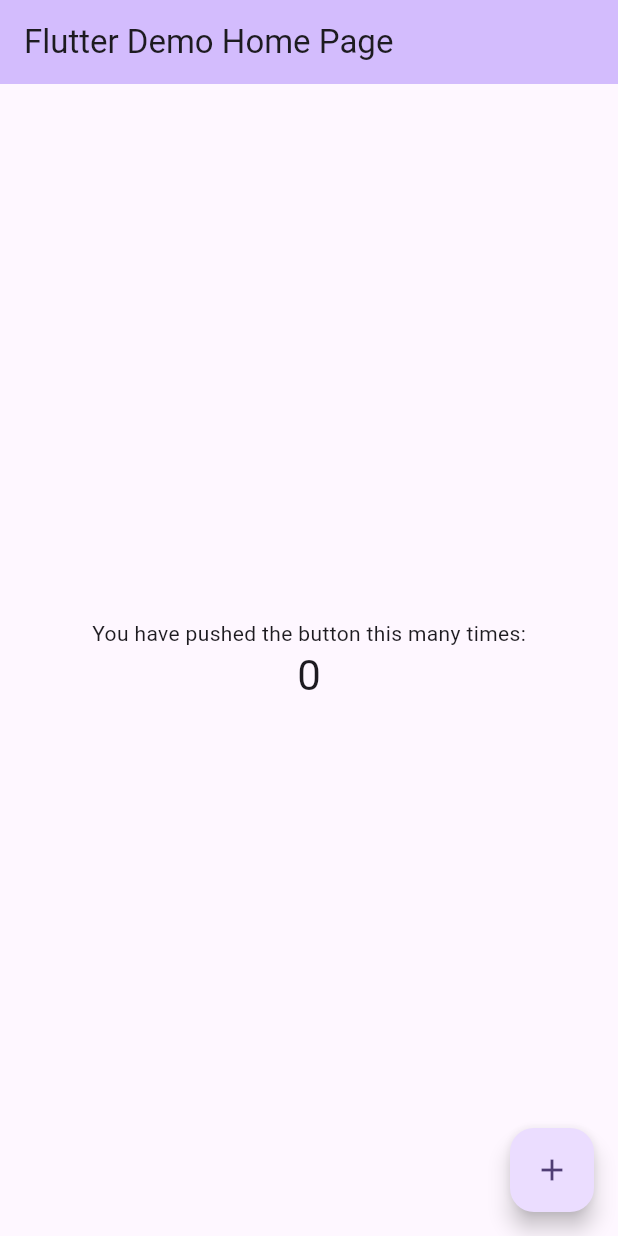
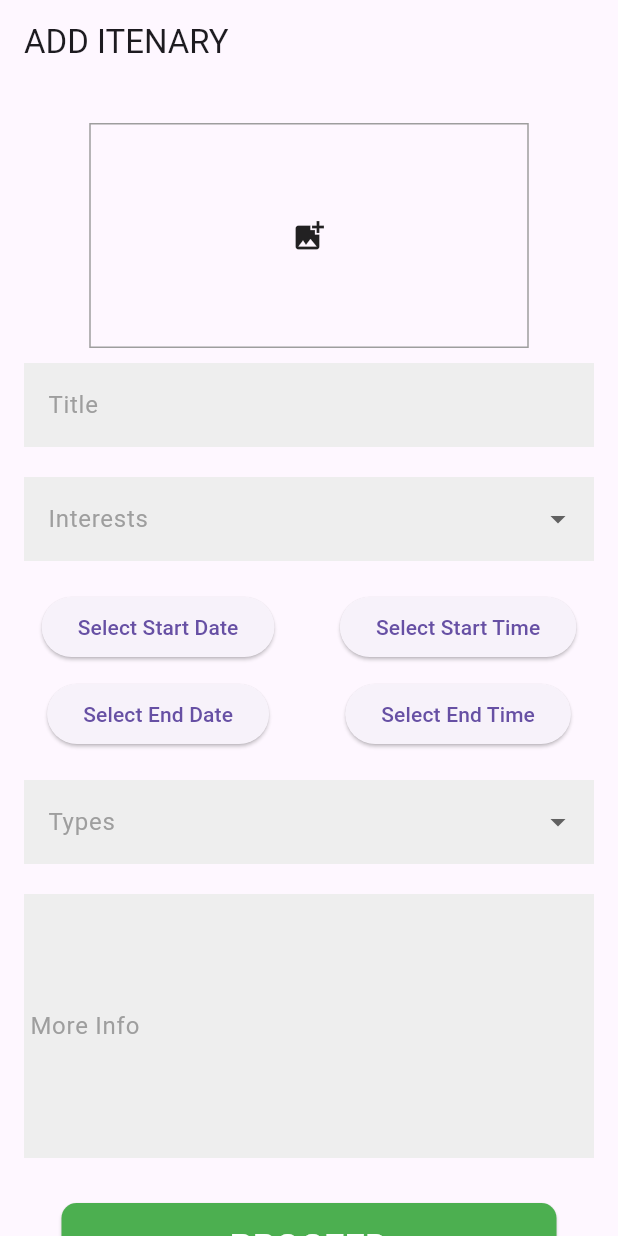
Before and after one commit to BharathVishnu/kraftnightt, a Flutter app: the screen it shows after launch, on a phone screen of 412 x 824 dp. Run offline on Flutter 3.47's test engine with Material 3 defaults, Android fonts, the light colour scheme and no system bars; our stand-ins replace get, image_picker.

Commit message:
add.dart

```diff
--- /dev/null
+++ b/lib/addItenary/add.dart
@@ -0,0 +1,293 @@
+import 'dart:io';
+
+import 'package:flutter/material.dart';
+import 'package:flutter/services.dart';
+import 'package:get/get.dart';
+import 'package:image_picker/image_picker.dart';
+import 'package:path/path.dart';
+
+class EventRegistrationPage extends StatefulWidget {
+  @override
+  _EventRegistrationPageState createState() => _EventRegistrationPageState();
+}
+
+class _EventRegistrationPageState extends State<EventRegistrationPage> {
+  late TextEditingController _eventNameController;
+  late TextEditingController _cityController;
+  late TextEditingController _venueController;
+  late TextEditingController _moreInfoController;
+  late TextEditingController _artistsController;
+  late TextEditingController _eventRateController;
+  late TextEditingController _accountHolderNameController;
+  late TextEditingController _bankNameController;
+  late TextEditingController _accountNumberController;
+  late TextEditingController _bankIFSCController;
+
+  DateTime? _startDate;
+  DateTime? _endDate;
+  DateTime? _startTime;
+  DateTime? _endTime;
+
+  var pickedFile;
+
+  @override
+  void initState() {
+    super.initState();
+    _eventNameController = TextEditingController();
+    _cityController = TextEditingController();
+    _venueController = TextEditingController();
+    _moreInfoController = TextEditingController();
+    _artistsController = TextEditingController();
+    _eventRateController = TextEditingController();
+    _accountHolderNameController = TextEditingController();
+    _bankNameController = TextEditingController();
+    _accountNumberController = TextEditingController();
+    _bankIFSCController = TextEditingController();
+  }
+
+  @override
+  void dispose() {
+    _eventNameController.dispose();
+    _cityController.dispose();
+    _venueController.dispose();
+    _moreInfoController.dispose();
+    _artistsController.dispose();
+    _eventRateController.dispose();
+    _accountHolderNameController.dispose();
+    _bankNameController.dispose();
+    _accountNumberController.dispose();
+    _bankIFSCController.dispose();
+    super.dispose();
+  }
+
+  // Function to handle image selection
+  Future<void> _pickImage() async {
+    final picker = ImagePicker();
+    final pickedFile = await picker.pickImage(source: ImageSource.gallery);
+    setState(() {
+      this.pickedFile = pickedFile;
+    });
+  }
+
+  // Function to handle form submission
+  void submitForm() {
+    // Add your form submission logic here
+    // You can access form fields using their controllers
+    // For example, _eventNameController.text contains the value of Event Name field
+    // You can also handle image upload if required
+    // Access the selected image path using pickedFile.path
+  }
+
+  @override
+  Widget build(BuildContext context) {
+    return Scaffold(
+      appBar: AppBar(
+        title: Text('ADD ITENARY'),
+      ),
+      body: SingleChildScrollView(
+        child: Padding(
+          padding: const EdgeInsets.all(16.0),
+          child: Column(
+            crossAxisAlignment: CrossAxisAlignment.center,
+            children: [
+              // Text('EVENT INFO',
+              //     style:
+              //         TextStyle(fontSize: 18.0, fontWeight: FontWeight.bold)),
+              SizedBox(height: 10.0),
+              GestureDetector(
+                onTap: _pickImage,
+                child: Container(
+                  width: 293, // Set the width to the desired value
+                  height: 150, // Set the height to the desired value
+                  decoration: BoxDecoration(
+                    border: Border.all(color: Colors.grey),
+                  ),
+                  child: pickedFile != null
+                      ? Image.file(
+                          File(pickedFile!.path),
+                          fit: BoxFit.cover,
+                        )
+                      : Icon(Icons.add_photo_alternate),
+                ),
+              ),
+              SizedBox(height: 10.0),
+              TextFormField(
+                controller: _eventNameController,
+                decoration: InputDecoration(
+                  labelText: 'Title',
+                  labelStyle: TextStyle(color: Colors.grey),
+                  filled: true,
+                  fillColor: Colors.grey[200],
+                  border: InputBorder.none,
+                ),
+              ),
+              SizedBox(height: 10.0),
+              SizedBox(height: 10.0),
+              DropdownButtonFormField<String>(
+                decoration: InputDecoration(
+                  labelText: 'Interests',
+                  labelStyle: TextStyle(color: Colors.grey),
+                  filled: true,
+                  fillColor: Colors.grey[200],
+                  border: InputBorder.none,
+                ),
+                items: ['food', 'travel', 'others']
+                    .map((String value) {
+                  return DropdownMenuItem<String>(
+                    value: value,
+                    child: Text(value),
+                  );
+                }).toList(),
+                onChanged: (String? value) {
+                  setState(() {
+
+                  });
+                },
+              ),
+              SizedBox(height: 20.0),
+              Row(mainAxisAlignment: MainAxisAlignment.spaceEvenly, children: [
+                ElevatedButton(
+                  onPressed: () async {
+                    final DateTime? picked = await showDatePicker(
+                      context: context,
+                      initialDate: DateTime.now(),
+                      firstDate: DateTime(2022),
+                      lastDate: DateTime(2025),
+                    );
+                    if (picked != null) {
+                      setState(() {
+                        _startDate = picked;
+                      });
+                    }
+                  },
+                  child: Text('Select Start Date'),
+                ),
+                SizedBox(width: 20.0),
+                ElevatedButton(
+                  onPressed: () async {
+                    final TimeOfDay? picked = await showTimePicker(
+                      context: context,
+                      initialTime: TimeOfDay.now(),
+                    );
+                    if (picked != null) {
+                      setState(() {
+                        _startTime = DateTime(
+                            _startDate!.year,
+                            _startDate!.month,
+                            _startDate!.day,
+                            picked.hour,
+                            picked.minute);
+                      });
+                    }
+                  },
+                  child: Text('Select Start Time'),
+                ),
+              ]),
+              SizedBox(height: 10.0),
+              Row(mainAxisAlignment: MainAxisAlignment.spaceEvenly, children: [
+                ElevatedButton(
+                  onPressed: () async {
+                    final DateTime? picked = await showDatePicker(
+                      context: context,
+                      initialDate: DateTime.now(),
+                      firstDate: DateTime(2022),
+                      lastDate: DateTime(2025),
+                    );
+                    if (picked != null) {
+                      setState(() {
+                        _endDate = picked;
+                      });
+                    }
+                  },
+                  child: Text('Select End Date'),
+                ),
+                SizedBox(width: 20.0),
+                ElevatedButton(
+                  onPressed: () async {
+                    final TimeOfDay? picked = await showTimePicker(
+                      context: context,
+                      initialTime: TimeOfDay.now(),
+                    );
+                    if (picked != null) {
+                      setState(() {
+                        _endTime = DateTime(_endDate!.year, _endDate!.month,
+                            _endDate!.day, picked.hour, picked.minute);
+                      });
+                    }
+                  },
+                  child: Text('Select End Time'),
+                ),
+              ]),
+              SizedBox(height: 20,),
+               DropdownButtonFormField<String>(
+                decoration: InputDecoration(
+                  labelText: 'Types',
+                  labelStyle: TextStyle(color: Colors.grey),
+                  filled: true,
+                  fillColor: Colors.grey[200],
+                  border: InputBorder.none,
+                ),
+                items: ['friends', 'public', 'private']
+                    .map((String value) {
+                  return DropdownMenuItem<String>(
+                    value: value,
+                    child: Text(value),
+                  );
+                }).toList(),
+                onChanged: (String? value) {
+                  setState(() {
+
+                  });
+                },
+              ),
+              SizedBox(height: 20.0),
+              TextFormField(
+                controller: _moreInfoController,
+                maxLines: 5, // Set the maximum number of lines
+                decoration: InputDecoration(
+                  labelText: 'More Info',
+                  labelStyle: TextStyle(color: Colors.grey),
+                  filled: true,
+                  fillColor: Colors.grey[200],
+                  border: InputBorder.none,
+                  contentPadding: EdgeInsets.symmetric(vertical: 20.0), // Adjust vertical padding as needed
+                ),
+              ),
+
+              SizedBox(height: 10.0),
+
+              SizedBox(height: 20.0),
+              Center(
+                child: SizedBox(
+                  width: 330,
+                  height: 60,
+                  child: ElevatedButton(
+                    style: ButtonStyle(
+                      backgroundColor:
+                          MaterialStateProperty.all<Color>(Colors.green),
+                      shape: MaterialStateProperty.all<RoundedRectangleBorder>(
+                        RoundedRectangleBorder(
+                          borderRadius: BorderRadius.circular(10.0),
+                        ),
+                      ),
+                    ),
+                    onPressed: () {
+                      submitForm();
+                    },
+                    child: Text(
+                      'PROCEED',
+                      style: TextStyle(
+                        color: Colors.white,
+                        fontSize: 24,
+                      ),
+                    ),
+                  ),
+                ),
+              ),
+            ],
+          ),
+        ),
+      ),
+    );
+  }
+}
--- a/lib/main.dart
+++ b/lib/main.dart
@@ -1,125 +1,20 @@
 import 'package:flutter/material.dart';
+import 'addItenary/add.dart';
+
 
 void main() {
-  runApp(const MyApp());
+  runApp(MyApp());
 }
 
 class MyApp extends StatelessWidget {
-  const MyApp({super.key});
-
-  // This widget is the root of your application.
   @override
   Widget build(BuildContext context) {
     return MaterialApp(
       title: 'Flutter Demo',
       theme: ThemeData(
-        // This is the theme of your application.
-        //
-        // TRY THIS: Try running your application with "flutter run". You'll see
-        // the application has a purple toolbar. Then, without quitting the app,
-        // try changing the seedColor in the colorScheme below to Colors.green
-        // and then invoke "hot reload" (save your changes or press the "hot
-        // reload" button in a Flutter-supported IDE, or press "r" if you used
-        // the command line to start the app).
-        //
-        // Notice that the counter didn't reset back to zero; the application
-        // state is not lost during the reload. To reset the state, use hot
-        // restart instead.
-        //
-        // This works for code too, not just values: Most code changes can be
-        // tested with just a hot reload.
-        colorScheme: ColorScheme.fromSeed(seedColor: Colors.deepPurple),
-        useMaterial3: true,
+        primarySwatch: Colors.blue,
       ),
-      home: const MyHomePage(title: 'Flutter Demo Home Page'),
+      home: EventRegistrationPage(),
     );
   }
 }
-
-class MyHomePage extends StatefulWidget {
-  const MyHomePage({super.key, required this.title});
-
-  // This widget is the home page of your application. It is stateful, meaning
-  // that it has a State object (defined below) that contains fields that affect
-  // how it looks.
-
-  // This class is the configuration for the state. It holds the values (in this
-  // case the title) provided by the parent (in this case the App widget) and
-  // used by the build method of the State. Fields in a Widget subclass are
-  // always marked "final".
-
-  final String title;
-
-  @override
-  State<MyHomePage> createState() => _MyHomePageState();
-}
-
-class _MyHomePageState extends State<MyHomePage> {
-  int _counter = 0;
-
-  void _incrementCounter() {
-    setState(() {
-      // This call to setState tells the Flutter framework that something has
-      // changed in this State, which causes it to rerun the build method below
-      // so that the display can reflect the updated values. If we changed
-      // _counter without calling setState(), then the build method would not be
-      // called again, and so nothing would appear to happen.
-      _counter++;
-    });
-  }
-
-  @override
-  Widget build(BuildContext context) {
-    // This method is rerun every time setState is called, for instance as done
-    // by the _incrementCounter method above.
-    //
-    // The Flutter framework has been optimized to make rerunning build methods
-    // fast, so that you can just rebuild anything that needs updating rather
-    // than having to individually change instances of widgets.
-    return Scaffold(
-      appBar: AppBar(
-        // TRY THIS: Try changing the color here to a specific color (to
-        // Colors.amber, perhaps?) and trigger a hot reload to see the AppBar
-        // change color while the other colors stay the same.
-        backgroundColor: Theme.of(context).colorScheme.inversePrimary,
-        // Here we take the value from the MyHomePage object that was created by
-        // the App.build method, and use it to set our appbar title.
-        title: Text(widget.title),
-      ),
-      body: Center(
-        // Center is a layout widget. It takes a single child and positions it
-        // in the middle of the parent.
-        child: Column(
-          // Column is also a layout widget. It takes a list of children and
-          // arranges them vertically. By default, it sizes itself to fit its
-          // children horizontally, and tries to be as tall as its parent.
-          //
-          // Column has various properties to control how it sizes itself and
-          // how it positions its children. Here we use mainAxisAlignment to
-          // center the children vertically; the main axis here is the vertical
-          // axis because Columns are vertical (the cross axis would be
-          // horizontal).
-          //
-          // TRY THIS: Invoke "debug painting" (choose the "Toggle Debug Paint"
-          // action in the IDE, or press "p" in the console), to see the
-          // wireframe for each widget.
-          mainAxisAlignment: MainAxisAlignment.center,
-          children: <Widget>[
-            const Text(
-              'You have pushed the button this many times:',
-            ),
-            Text(
-              '$_counter',
-              style: Theme.of(context).textTheme.headlineMedium,
-            ),
-          ],
-        ),
-      ),
-      floatingActionButton: FloatingActionButton(
-        onPressed: _incrementCounter,
-        tooltip: 'Increment',
-        child: const Icon(Icons.add),
-      ), // This trailing comma makes auto-formatting nicer for build methods.
-    );
-  }
-}
--- a/pubspec.yaml
+++ b/pubspec.yaml
@@ -35,6 +35,11 @@ dependencies:
   # The following adds the Cupertino Icons font to your application.
   # Use with the CupertinoIcons class for iOS style icons.
   cupertino_icons: ^1.0.6
+  image_picker: ^1.1.0
+  get: ^4.6.6
+  firebase_storage: ^11.7.2
+  firebase_auth: ^4.19.2
+  cloud_firestore: ^4.17.0
 
 dev_dependencies:
   flutter_test:
```
Also changed, not shown: lib/addItenary/custom_button.dart (added, +32 -0 lines), pubspec.lock, 6 other files.
